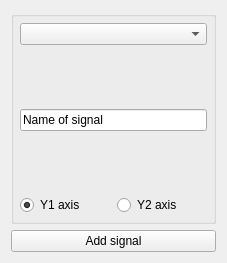
Qt form src/dialogs/addregisterwidget.ui (ModbusScope/ModbusScope) before a commit.
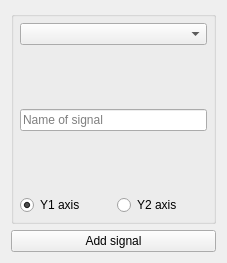
The same form after that commit.

Diff of the .ui file:
```diff
--- a/src/dialogs/addregisterwidget.ui
+++ b/src/dialogs/addregisterwidget.ui
@@ -41,7 +41,7 @@
       </item>
       <item row="2" column="0" colspan="2">
        <widget class="QLineEdit" name="lineName">
-        <property name="text">
+        <property name="placeholderText">
          <string>Name of signal</string>
         </property>
        </widget>
```
